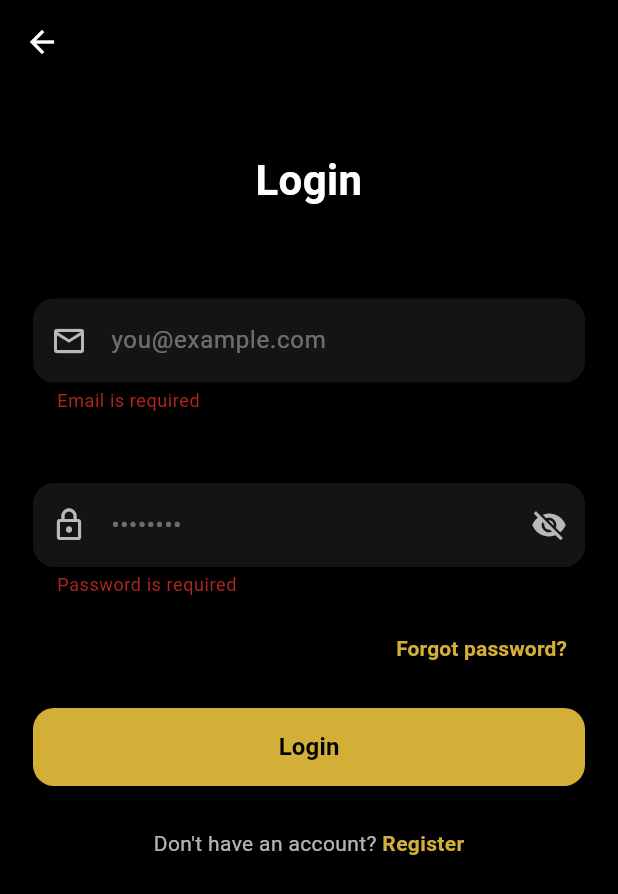
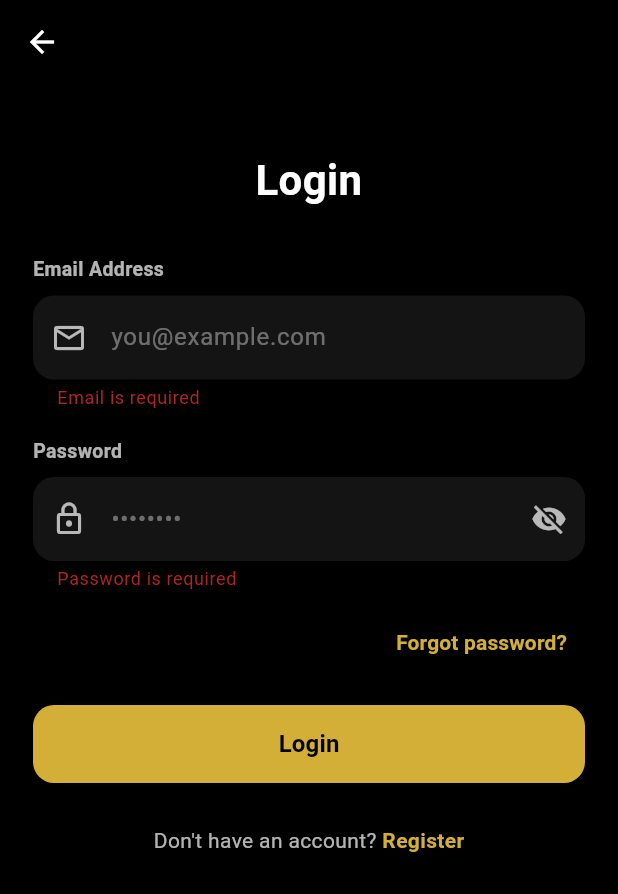
Before and after one commit to SumaiyaMunas123/aurix-digital-jewellery-platform, a Flutter app: the LoginScreen screen opened directly, after a tap on "Login", on a phone screen of 412 x 824 dp. Shown: the top 894 px of the screen. Run offline on Flutter 3.47's test engine with Material 3 defaults, Android fonts, the phone set to English and light mode, and no system bars; our stand-ins replace dio, file_picker.

Commit message:
added some pages

```diff
--- a/customer-frontend/lib/screens/login_screen.dart
+++ b/customer-frontend/lib/screens/login_screen.dart
@@ -1,4 +1,5 @@
 import 'package:flutter/material.dart';
+import 'jeweller/jeweller_dashboard.dart';
 
 class LoginScreen extends StatefulWidget {
   const LoginScreen({super.key});
@@ -13,6 +14,9 @@ class _LoginScreenState extends State<LoginScreen> {
   final _passwordController = TextEditingController();
 
   bool _obscurePassword = true;
+
+  static const Color gold = Color(0xFFD4AF37);
+  static const Color card = Color(0xFF141414);
 
   @override
   void dispose() {
@@ -38,15 +42,14 @@ class _LoginScreenState extends State<LoginScreen> {
             children: [
               const SizedBox(height: 20),
 
-              // Title
               const Text(
                 'Login',
+                textAlign: TextAlign.center,
                 style: TextStyle(
                   color: Colors.white,
                   fontSize: 28,
                   fontWeight: FontWeight.bold,
                 ),
-                textAlign: TextAlign.center,
               ),
 
               const SizedBox(height: 30),
@@ -122,29 +125,31 @@ class _LoginScreenState extends State<LoginScreen> {
                         child: const Text(
                           'Forgot password?',
                           style: TextStyle(
-                            color: Color(0xFFD4AF37),
+                            color: gold,
                             fontWeight: FontWeight.w600,
                           ),
                         ),
                       ),
                     ),
 
-                    const SizedBox(height: 16),
+                    const SizedBox(height: 18),
 
                     SizedBox(
                       height: 52,
                       child: ElevatedButton(
                         onPressed: () {
                           if (_formKey.currentState!.validate()) {
-                            ScaffoldMessenger.of(context).showSnackBar(
-                              const SnackBar(
-                                content: Text('Login pressed (UI only)'),
+                            // TEMPORARY DEMO NAVIGATION
+                            Navigator.pushReplacement(
+                              context,
+                              MaterialPageRoute(
+                                builder: (_) => const JewellerDashboard(),
                               ),
                             );
                           }
                         },
                         style: ElevatedButton.styleFrom(
-                          backgroundColor: const Color(0xFFD4AF37),
+                          backgroundColor: gold,
                           foregroundColor: Colors.black,
                           shape: RoundedRectangleBorder(
                             borderRadius: BorderRadius.circular(14),
@@ -180,7 +185,7 @@ class _LoginScreenState extends State<LoginScreen> {
                           child: const Text(
                             'Register',
                             style: TextStyle(
-                              color: Color(0xFFD4AF37),
+                              color: gold,
                               fontWeight: FontWeight.bold,
                             ),
                           ),
@@ -198,9 +203,13 @@ class _LoginScreenState extends State<LoginScreen> {
   }
 
   Widget _label(String text) {
-    return const Text(
-      '',
-      style: TextStyle(color: Colors.white70),
+    return Text(
+      text,
+      style: const TextStyle(
+        color: Colors.white70,
+        fontSize: 13,
+        fontWeight: FontWeight.w600,
+      ),
     );
   }
 
@@ -225,14 +234,14 @@ class _LoginScreenState extends State<LoginScreen> {
         prefixIcon: Icon(icon, color: Colors.white70),
         suffixIcon: suffixIcon,
         filled: true,
-        fillColor: const Color(0xFF141414),
+        fillColor: card,
         border: OutlineInputBorder(
           borderRadius: BorderRadius.circular(14),
           borderSide: BorderSide.none,
         ),
         focusedBorder: OutlineInputBorder(
           borderRadius: BorderRadius.circular(14),
-          borderSide: const BorderSide(color: Color(0xFFD4AF37)),
+          borderSide: const BorderSide(color: gold),
         ),
       ),
     );
```
Also changed, not shown: customer-frontend/lib/screens/Jeweller/verification_status_screen.dart (added, +266 -0 lines), customer-frontend/pubspec.lock, 1 other file.
